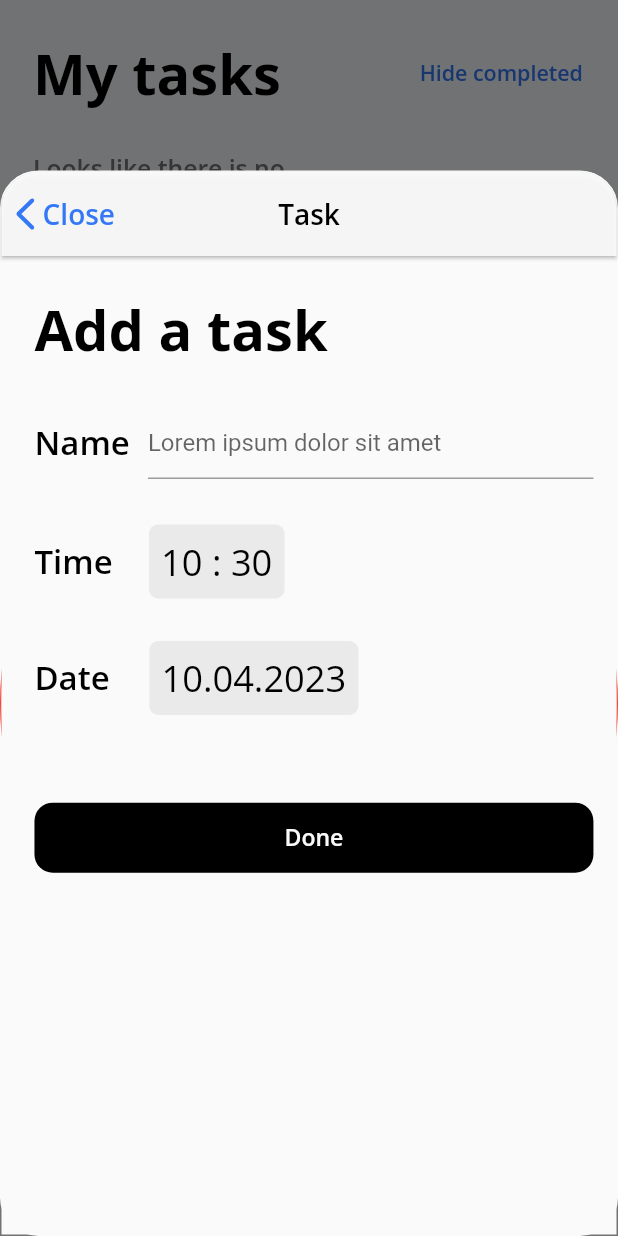
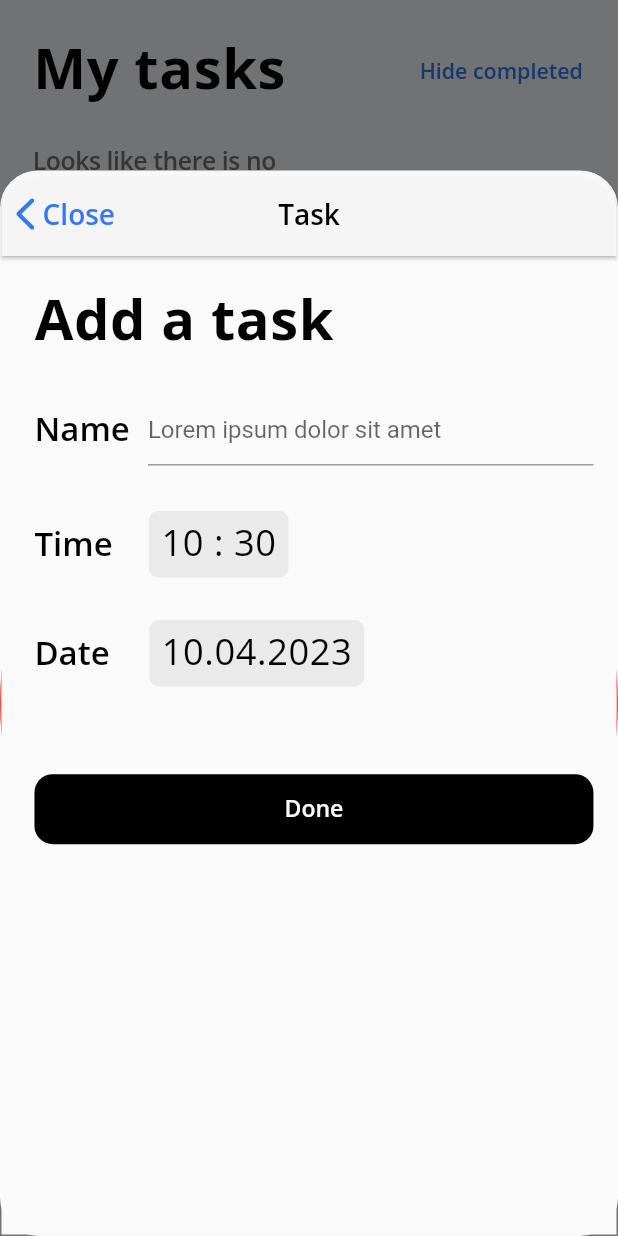
Before and after one commit to asayke/my_tasks, a Flutter app: the screen it shows after launch, after a tap on an icon or button, on a phone screen of 412 x 824 dp. Run offline on Flutter 3.47's test engine with Material 2 defaults, Android fonts, the phone set to English and light mode, and no system bars; our stand-ins replace bloc, drift, flutter_bloc, flutter_screenutil, flutter_svg, freezed_annotation; accounts and stored records are empty; generated files the repository leaves out were written again.

Commit message:
Refactored code

```diff
--- a/lib/presentation/ui/screens/info/information_screen.dart
+++ b/lib/presentation/ui/screens/info/information_screen.dart
@@ -16,14 +16,17 @@ class InformationScreen extends StatelessWidget {
           child: Column(
             crossAxisAlignment: CrossAxisAlignment.start,
             children: [
-              const TextTitleWithBtn(
+              const TextTitleWithButton(
                 title: "Information",
                 isBtn: false,
               ),
               SingleChildScrollView(
-                child: Text(
-                  "Praesent ultricies lacus in ligula volutpat feugiat. In hac habitasse platea dictumst. In hac habitasse platea dictumst. Fusce luctus justo eget nisi hendrerit, quis aliquam arcu porta. Cras ultricies, elit sit amet cursus consectetur, risus felis ullamcorper nulla, ut scelerisque sapien lorem non sem. Integer vestibulum ornare ligula, a placerat lectus volutpat ultrices. Aliquam commodo malesuada purus a mollis. Vestibulum pulvinar aliquam libero eu consequat.Cras massa orci, ultrices sed scelerisque id, semper vel neque. Proin a turpis quis nibh cursus hendrerit sit amet vel libero. Nullam sit amet laoreet ante. Mauris sit amet mi vitae arcu dignissim porttitor et in arcu. Nullam eleifend molestie arcu, pretium fermentum orci feugiat eget. Integer dapibus tincidunt ipsum, at rutrum magna rutrum at. Quisque pretium convallis vestibulum.",
-                  style: AppStyles.semiBoldGrey15OpenSans,
+                child: SizedBox(
+                  height: 493.h,
+                  child: Text(
+                    "Praesent ultricies lacus in ligula volutpat feugiat. In hac habitasse platea dictumst. In hac habitasse platea dictumst. Fusce luctus justo eget nisi hendrerit, quis aliquam arcu porta. Cras ultricies, elit sit amet cursus consectetur, risus felis ullamcorper nulla, ut scelerisque sapien lorem non sem. Integer vestibulum ornare ligula, a placerat lectus volutpat ultrices. Aliquam commodo malesuada purus a mollis. Vestibulum pulvinar aliquam libero eu consequat.Cras massa orci, ultrices sed scelerisque id, semper vel neque. Proin a turpis quis nibh cursus hendrerit sit amet vel libero. Nullam sit amet laoreet ante. Mauris sit amet mi vitae arcu dignissim porttitor et in arcu. Nullam eleifend molestie arcu, pretium fermentum orci feugiat eget. Integer dapibus tincidunt ipsum, at rutrum magna rutrum at. Quisque pretium convallis vestibulum.",
+                    style: AppStyles.semiBoldGrey15OpenSans,
+                  ),
                 ),
               ),
               Expanded(
--- a/lib/presentation/ui/screens/tasks/add_task/add_task_screen.dart
+++ b/lib/presentation/ui/screens/tasks/add_task/add_task_screen.dart
@@ -32,7 +32,7 @@ class _AddTaskScreenState extends State<AddTaskScreen> {
         padding: EdgeInsets.only(left: 20.0.w, right: 14.w, top: 0.h),
         child: Column(
           children: [
-            const TextTitleWithBtn(
+            const TextTitleWithButton(
               title: "Add a task",
               isBtn: false,
             ),
--- a/lib/presentation/ui/screens/tasks/add_task/widgets/add_task_app_bar.dart
+++ b/lib/presentation/ui/screens/tasks/add_task/widgets/add_task_app_bar.dart
@@ -5,8 +5,7 @@ import 'package:second_task_data_usage/utils/colors/app_colors.dart';
 import 'package:second_task_data_usage/utils/icons/app_icons.dart';
 import 'package:second_task_data_usage/utils/text_styles/app_text_styles.dart';
 
-class AddTaskAppbar extends StatelessWidget
-    implements PreferredSizeWidget {
+class AddTaskAppbar extends StatelessWidget implements PreferredSizeWidget {
   const AddTaskAppbar({Key? key}) : super(key: key);
 
   @override
--- a/lib/presentation/ui/screens/tasks/add_task/widgets/text_input_widget.dart
+++ b/lib/presentation/ui/screens/tasks/add_task/widgets/text_input_widget.dart
@@ -22,7 +22,7 @@ class TextInputRawWidget extends StatelessWidget {
         Expanded(
           child: TextFormField(
             validator: (value) {
-              if (value == null || value.isEmpty) {
+              if (value!.isEmpty) {
                 return "Please enter some text";
               }
               return null;
--- a/lib/presentation/ui/screens/tasks/add_task/widgets/time_info_widget.dart
+++ b/lib/presentation/ui/screens/tasks/add_task/widgets/time_info_widget.dart
@@ -5,8 +5,9 @@ import 'package:second_task_data_usage/utils/dates_convertor.dart';
 import 'package:second_task_data_usage/utils/text_styles/app_text_styles.dart';
 
 class TimeInfoWidget extends StatelessWidget {
+  final TimeOfDay time;
+
   const TimeInfoWidget({required this.time, Key? key}) : super(key: key);
-  final TimeOfDay time;
 
   @override
   Widget build(BuildContext context) {
--- a/lib/presentation/ui/screens/tasks/tasks_list/tasks_list_screen.dart
+++ b/lib/presentation/ui/screens/tasks/tasks_list/tasks_list_screen.dart
@@ -4,12 +4,12 @@ import 'package:flutter_screenutil/flutter_screenutil.dart';
 import 'package:flutter_svg/flutter_svg.dart';
 import 'package:second_task_data_usage/presentation/bloc/tasks_list_bloc.dart';
 import 'package:second_task_data_usage/presentation/ui/screens/tasks/tasks_list/widgets/loading_widget.dart';
+import 'package:second_task_data_usage/presentation/ui/screens/tasks/tasks_list/widgets/no_tasks_widget.dart';
+import 'package:second_task_data_usage/presentation/ui/screens/tasks/tasks_list/widgets/tasks_floatings_button.dart';
 import 'package:second_task_data_usage/utils/colors/app_colors.dart';
 import 'package:second_task_data_usage/utils/icons/app_icons.dart';
-import 'package:second_task_data_usage/utils/text_styles/app_text_styles.dart';
 import 'package:second_task_data_usage/domain/models/sort_types.dart';
 import 'package:second_task_data_usage/domain/models/task.dart';
-import 'package:second_task_data_usage/presentation/ui/screens/tasks/add_task/add_task_screen.dart';
 import 'package:second_task_data_usage/presentation/ui/screens/tasks/tasks_list/widgets/check_box_widget.dart';
 import 'package:second_task_data_usage/presentation/ui/widgets/title_with_text_btn_widget.dart';
 
@@ -29,7 +29,7 @@ class TasksScreen extends StatelessWidget {
             children: [
               BlocBuilder<TasksListBloc, TasksListState>(
                 builder: (context, state) {
-                  return TextTitleWithBtn(
+                  return TextTitleWithButton(
                     title: "My tasks",
                     isBtn: state is Initial,
                     onPressed: () {
@@ -48,7 +48,7 @@ class TasksScreen extends StatelessWidget {
                         tasks: state.tasks,
                       );
                     } else {
-                      return const _TasksNoTasksWidget();
+                      return const TasksNoTasksWidget();
                     }
                   } else {
                     return const LoadingWidget();
@@ -59,7 +59,7 @@ class TasksScreen extends StatelessWidget {
           ),
         ),
         floatingActionButtonLocation: FloatingActionButtonLocation.centerFloat,
-        floatingActionButton: const _TasksFloatingButtons(),
+        floatingActionButton: const TasksFloatingButtons(),
       ),
     );
   }
@@ -149,91 +149,3 @@ class _TasksListOfTasksWidget extends StatelessWidget {
     );
   }
 }
-
-class _TasksNoTasksWidget extends StatelessWidget {
-  const _TasksNoTasksWidget({Key? key}) : super(key: key);
-
-  @override
-  Widget build(BuildContext context) {
-    return Column(
-      crossAxisAlignment: CrossAxisAlignment.start,
-      children: [
-        SizedBox(
-          height: 115.h,
-          width: 156.w,
-          child: Text(
-            "Looks like there is no tasks yet! Go ahead and push a plus button below",
-            style: AppStyles.semiBoldGrey15OpenSans,
-          ),
-        ),
-        Padding(
-          padding: EdgeInsets.only(left: 52.w, top: 18.h),
-          child: Image.asset(AppIcons.arrowIcon),
-        ),
-      ],
-    );
-  }
-}
-
-class _TasksFloatingButtons extends StatelessWidget {
-  const _TasksFloatingButtons({Key? key}) : super(key: key);
-
-  @override
-  Widget build(BuildContext context) {
-    return Padding(
-      padding: EdgeInsets.symmetric(vertical: 20.h, horizontal: 20.w),
-      child: Row(
-        crossAxisAlignment: CrossAxisAlignment.end,
-        children: [
-          FloatingActionButton(
-            heroTag: "h1",
-            onPressed: () {
-              Navigator.pushNamed(context, '/infoScreen');
-            },
-            backgroundColor: AppColors.btnColor,
-            child: SvgPicture.asset(
-              AppIcons.infoIcon,
-              height: 32.h,
-            ),
-          ),
-          Expanded(child: Container()),
-          FloatingActionButton(
-            heroTag: "h2",
-            onPressed: () {
-              showModalBottomSheet<void>(
-                isScrollControlled: true,
-                shape: RoundedRectangleBorder(
-                  borderRadius: BorderRadius.circular(25.0.r),
-                ),
-                context: context,
-                builder: (BuildContext context) {
-                  return ClipRRect(
-                    borderRadius: BorderRadius.only(
-                      topLeft: Radius.circular(25.0.r),
-                      topRight: Radius.circular(25.0.r),
-                    ),
-                    child: Container(
-                      height: 700.h,
-                      decoration: BoxDecoration(
-                        border: Border.all(
-                          color: Colors.red,
-                        ),
-                        shape: BoxShape.circle,
-                      ),
-                      child: const AddTaskScreen(),
-                    ),
-                  );
-                },
-              );
-            },
-            backgroundColor: AppColors.btnColor,
-            child: SvgPicture.asset(
-              AppIcons.addIcon,
-              height: 32.h,
-            ),
-          ),
-        ],
-      ),
-    );
-  }
-}
--- /dev/null
+++ b/lib/presentation/ui/screens/tasks/tasks_list/widgets/no_tasks_widget.dart
@@ -0,0 +1,32 @@
+import 'package:flutter/material.dart';
+import 'package:flutter_screenutil/flutter_screenutil.dart';
+import 'package:second_task_data_usage/utils/icons/app_icons.dart';
+import 'package:second_task_data_usage/utils/text_styles/app_text_styles.dart';
+
+class TasksNoTasksWidget extends StatelessWidget {
+  const TasksNoTasksWidget({Key? key}) : super(key: key);
+
+  @override
+  Widget build(BuildContext context) {
+    return Column(
+      crossAxisAlignment: CrossAxisAlignment.start,
+      children: [
+        SizedBox(
+          height: 115.h,
+          width: 156.w,
+          child: Text(
+            "Looks like there is no tasks yet! Go ahead and push a plus button below",
+            style: AppStyles.semiBoldGrey15OpenSans,
+          ),
+        ),
+        Padding(
+          padding: EdgeInsets.only(
+            left: 52.w,
+            top: 18.h,
+          ),
+          child: Image.asset(AppIcons.arrowIcon),
+        ),
+      ],
+    );
+  }
+}
--- /dev/null
+++ b/lib/presentation/ui/screens/tasks/tasks_list/widgets/tasks_floatings_button.dart
@@ -0,0 +1,69 @@
+import 'package:flutter/material.dart';
+import 'package:flutter_screenutil/flutter_screenutil.dart';
+import 'package:flutter_svg/flutter_svg.dart';
+import 'package:second_task_data_usage/presentation/ui/screens/tasks/add_task/add_task_screen.dart';
+import 'package:second_task_data_usage/utils/colors/app_colors.dart';
+import 'package:second_task_data_usage/utils/icons/app_icons.dart';
+
+class TasksFloatingButtons extends StatelessWidget {
+  const TasksFloatingButtons({Key? key}) : super(key: key);
+
+  @override
+  Widget build(BuildContext context) {
+    return Padding(
+      padding: EdgeInsets.symmetric(vertical: 20.h, horizontal: 20.w),
+      child: Row(
+        crossAxisAlignment: CrossAxisAlignment.end,
+        children: [
+          FloatingActionButton(
+            heroTag: "h1",
+            onPressed: () {
+              Navigator.pushNamed(context, '/infoScreen');
+            },
+            backgroundColor: AppColors.btnColor,
+            child: SvgPicture.asset(
+              AppIcons.infoIcon,
+              height: 32.h,
+            ),
+          ),
+          Expanded(child: Container()),
+          FloatingActionButton(
+            heroTag: "h2",
+            onPressed: () {
+              showModalBottomSheet<void>(
+                isScrollControlled: true,
+                shape: RoundedRectangleBorder(
+                  borderRadius: BorderRadius.circular(25.0.r),
+                ),
+                context: context,
+                builder: (BuildContext context) {
+                  return ClipRRect(
+                    borderRadius: BorderRadius.only(
+                      topLeft: Radius.circular(25.0.r),
+                      topRight: Radius.circular(25.0.r),
+                    ),
+                    child: Container(
+                      height: 700.h,
+                      decoration: BoxDecoration(
+                        border: Border.all(
+                          color: Colors.red,
+                        ),
+                        shape: BoxShape.circle,
+                      ),
+                      child: const AddTaskScreen(),
+                    ),
+                  );
+                },
+              );
+            },
+            backgroundColor: AppColors.btnColor,
+            child: SvgPicture.asset(
+              AppIcons.addIcon,
+              height: 32.h,
+            ),
+          ),
+        ],
+      ),
+    );
+  }
+}
--- a/lib/presentation/ui/widgets/title_with_text_btn_widget.dart
+++ b/lib/presentation/ui/widgets/title_with_text_btn_widget.dart
@@ -2,13 +2,13 @@ import 'package:flutter/material.dart';
 import 'package:flutter_screenutil/flutter_screenutil.dart';
 import 'package:second_task_data_usage/utils/text_styles/app_text_styles.dart';
 
-class TextTitleWithBtn extends StatelessWidget {
+class TextTitleWithButton extends StatelessWidget {
   final String title;
   final bool isBtn;
   final bool value;
   final VoidCallback? onPressed;
 
-  const TextTitleWithBtn({
+  const TextTitleWithButton({
     required this.title,
     required this.isBtn,
     this.value = false,
--- a/lib/utils/text_styles/app_text_styles.dart
+++ b/lib/utils/text_styles/app_text_styles.dart
@@ -8,8 +8,10 @@ abstract class AppStyles {
 
   static TextStyle boldBlack34OpenSans = TextStyle(
     fontSize: 34.sp,
+    height: 41.h / 34.sp,
+    letterSpacing: 0.37.w,
     fontFamily: fontFamilyOpenSans,
-    fontWeight: FontWeight.bold,
+    fontWeight: FontWeight.w700,
     color: AppColors.textColorPrimary,
   );
 
@@ -17,6 +19,9 @@ abstract class AppStyles {
     fontSize: 22.sp,
     fontFamily: fontFamilyOpenSans,
     color: AppColors.textColorPrimary,
+    height: 28.h / 22.sp,
+    fontWeight: FontWeight.w400,
+    letterSpacing: 0.35.w,
   );
 
   static TextStyle semiBoldBlack20OpenSans = TextStyle(
@@ -38,6 +43,8 @@ abstract class AppStyles {
     fontFamily: fontFamilyOpenSans,
     color: AppColors.textColorSecondary,
     fontWeight: FontWeight.w600,
+    letterSpacing: -0.24.w,
+    height: 20.h / 15.sp,
   );
 
   static TextStyle semiBoldActive13OpenSans = TextStyle(
```
Also changed, not shown: lib/presentation/ui/widgets/confirm_button_widget.dart (line endings or trailing spaces).
